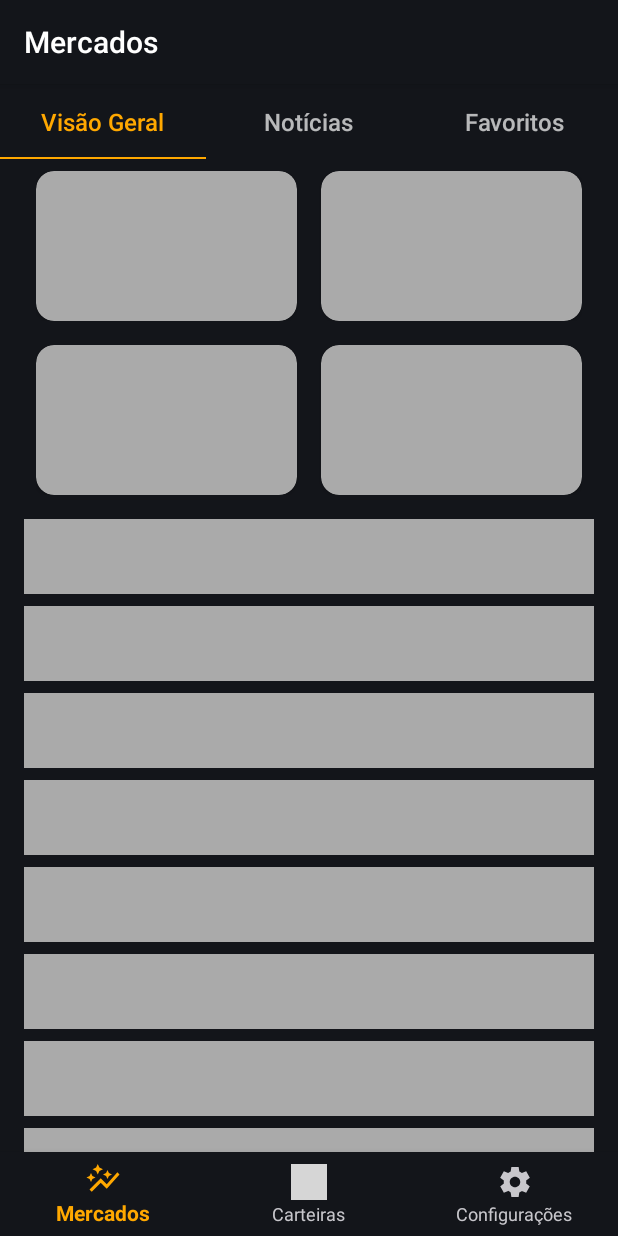
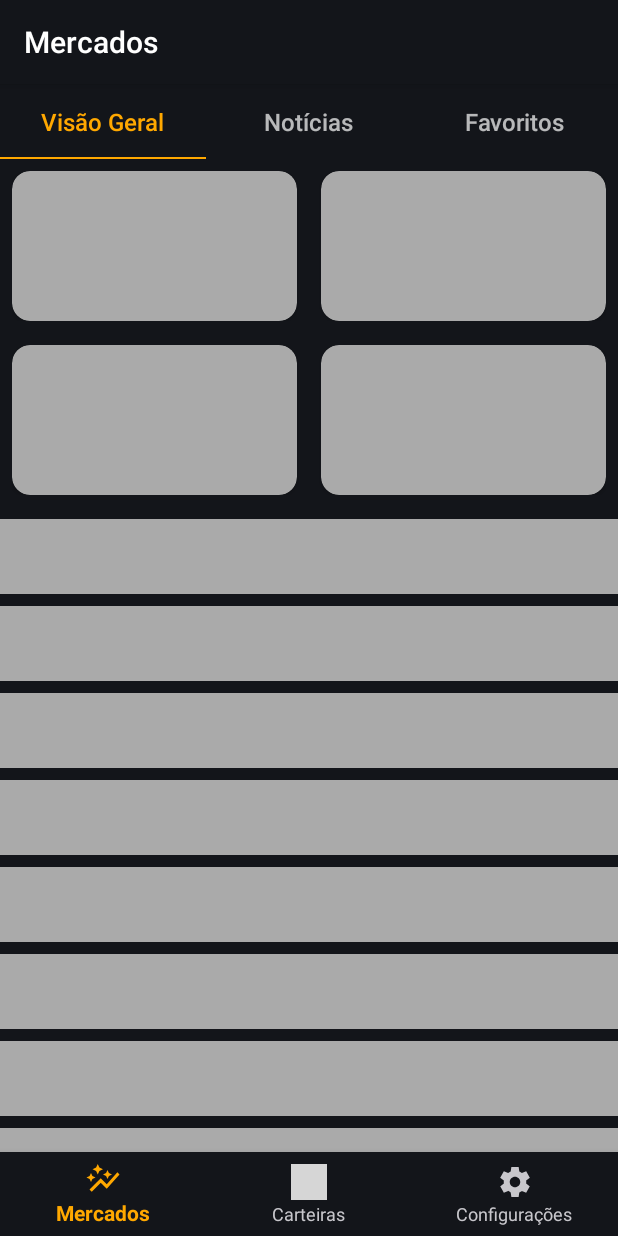
Before and after one commit to derleymad/cripto-info-app, an Android app: the first screen one second after launch (MainActivity), on a phone screen of 412 x 824 dp. Run offline under Robolectric (Android 15) with nearby library versions, the phone set to English and light mode, and no system bars; our stand-ins replace Picasso, RxJava, Shimmer, navigation-ui; libraries missing offline, so code that uses them is left out: com.github.mikephil.charting, io.horizontalsystems.bitcoincore, io.horizontalsystems.bitcoinkit, io.horizontalsystems.hdwalletkit; pictures from the network do not load; 1 statement that could not run was skipped; grey boxes are pictures that could not be loaded.

Commit message:
adding better layout to currency and market items

```diff
--- a/wallet/app/src/main/res/layout/currency_item.xml
+++ b/wallet/app/src/main/res/layout/currency_item.xml
@@ -14,6 +14,7 @@
         app:layout_constraintTop_toTopOf="parent"
         app:layout_constraintStart_toStartOf="parent"
         app:layout_constraintBottom_toBottomOf="parent"
+        android:paddingBottom="8dp"
         android:layout_width="match_parent"
         android:layout_height="wrap_content">
 
@@ -109,7 +110,6 @@
                 android:id="@+id/currency_rate"
                 android:layout_width="wrap_content"
                 android:layout_height="wrap_content"
-                android:layout_marginTop="8dp"
                 android:layout_marginEnd="16dp"
                 android:textColor="#05c46b"
                 android:textSize="18sp"
@@ -128,9 +128,7 @@
         android:id="@+id/view"
         android:layout_width="match_parent"
         android:layout_height="1dp"
-        android:background="@color/black"
-        android:layout_marginStart="32dp"
-        android:layout_marginEnd="32dp"
+        android:background="@color/background_secondary_variant"
         android:paddingBottom="8dp"
         app:layout_constraintTop_toBottomOf="@id/ln_currency_container"
         app:layout_constraintBottom_toBottomOf="parent"
--- a/wallet/app/src/main/res/layout/fragment_overview.xml
+++ b/wallet/app/src/main/res/layout/fragment_overview.xml
@@ -3,9 +3,7 @@
     xmlns:tools="http://schemas.android.com/tools"
     android:layout_width="match_parent"
     android:layout_height="match_parent"
-    android:paddingStart="16dp"
     android:background="@color/background"
-    android:paddingEnd="16dp"
     xmlns:app="http://schemas.android.com/apk/res-auto"
     tools:context=".ui.home.mercados.overview.OverviewFragment">
 
@@ -23,6 +21,7 @@
             android:layout_width="wrap_content"
             android:layout_height="wrap_content"
             android:text="Saldo total"
+            android:layout_marginStart="16dp"
             android:textColor="@color/white"
             android:textSize="18sp"
             app:layout_constraintStart_toStartOf="parent"
@@ -68,6 +67,8 @@
         android:layout_width="match_parent"
         android:layout_height="wrap_content"
         android:layout_marginTop="8dp"
+        android:layout_marginStart="8dp"
+        android:layout_marginEnd="8dp"
         android:visibility="invisible"
         app:layout_constraintEnd_toEndOf="parent"
         app:layout_constraintStart_toStartOf="parent"
@@ -82,6 +83,8 @@
         android:layout_marginTop="16dp"
         android:visibility="invisible"
         app:cardCornerRadius="16dp"
+        android:layout_marginStart="16dp"
+        android:layout_marginEnd="16dp"
         app:layout_constraintBottom_toBottomOf="parent"
         app:layout_constraintEnd_toEndOf="parent"
         app:layout_constraintStart_toStartOf="parent"
--- a/wallet/app/src/main/res/values/colors.xml
+++ b/wallet/app/src/main/res/values/colors.xml
@@ -10,9 +10,10 @@
     <color name="btc">#ffa800</color>
     <color name="background">#13151a</color>
     <color name="background_secondary">#252933</color>
+    <color name="background_secondary_variant">#343947</color>
     <color name="red">#dc3545</color>
     <color name="green">#05c46b</color>
     <color name="gray_light">#c8c7cc</color>
-    <color name="gray_dark">#c8c7cc</color>
+    <color name="gray_dark">#555555</color>
 
 </resources>
```
Also changed, not shown: wallet/app/src/main/res/layout/market_item.xml (+12 -5 lines).
